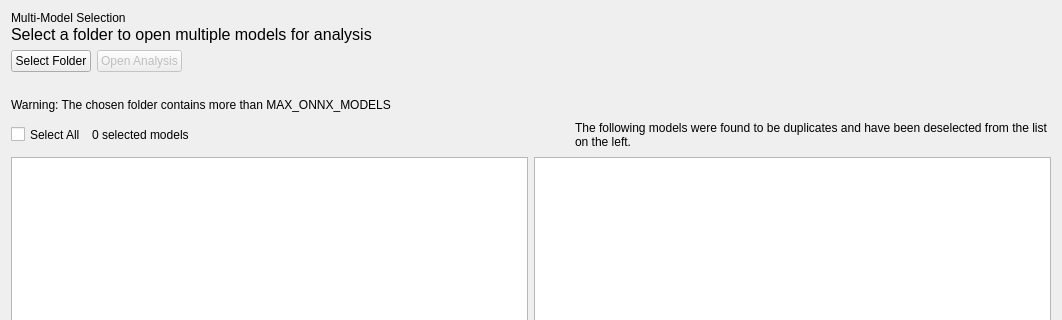
Qt form src/digest/ui/multimodelselection_page.ui (onnx/digestai) before a commit; both pictures show x 0 to 1062 and y 0 to 320 of the 1062 by 816 pixel window.
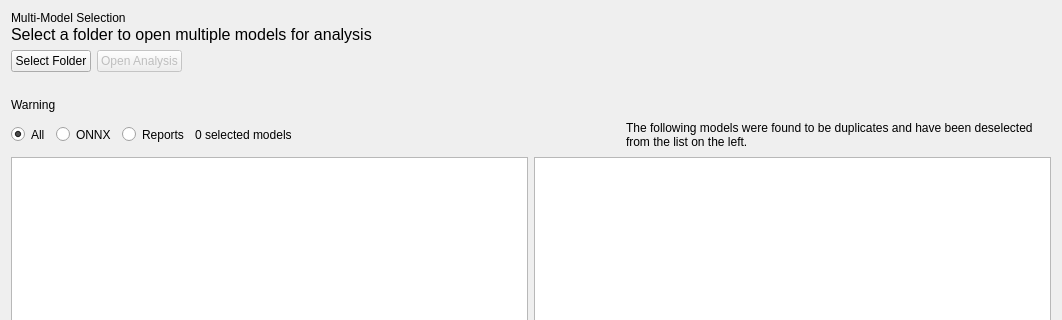
The same form after that commit.

Commit message: Code to validate report file - robust pixmap handling - better pixmap quality - copy png instead of grab() - scale loading gif - multimodel report support - recompiled gui with pyside6.8.1

Patch:
```diff
--- a/src/digest/ui/multimodelselection_page.ui
+++ b/src/digest/ui/multimodelselection_page.ui
@@ -128,7 +128,7 @@
       <string notr="true"/>
      </property>
      <property name="text">
-      <string>Warning: The chosen folder contains more than MAX_ONNX_MODELS</string>
+      <string>Warning</string>
      </property>
      <property name="margin">
       <number>2</number>
@@ -141,7 +141,7 @@
    <item>
     <layout class="QHBoxLayout" name="horizontalLayout_3">
      <item>
-      <widget class="QCheckBox" name="selectAllBox">
+      <widget class="QRadioButton" name="radioAll">
        <property name="sizePolicy">
         <sizepolicy hsizetype="Fixed" vsizetype="Fixed">
          <horstretch>0</horstretch>
@@ -161,7 +161,60 @@
         <string notr="true"/>
        </property>
        <property name="text">
-        <string>Select All</string>
+        <string>All</string>
+       </property>
+       <property name="checked">
+        <bool>true</bool>
+       </property>
+      </widget>
+     </item>
+     <item>
+      <widget class="QRadioButton" name="radioONNX">
+       <property name="sizePolicy">
+        <sizepolicy hsizetype="Fixed" vsizetype="Fixed">
+         <horstretch>0</horstretch>
+         <verstretch>0</verstretch>
+        </sizepolicy>
+       </property>
+       <property name="minimumSize">
+        <size>
+         <width>0</width>
+         <height>33</height>
+        </size>
+       </property>
+       <property name="autoFillBackground">
+        <bool>false</bool>
+       </property>
+       <property name="styleSheet">
+        <string notr="true"/>
+       </property>
+       <property name="text">
+        <string>ONNX</string>
+       </property>
+      </widget>
+     </item>
+     <item>
+      <widget class="QRadioButton" name="radioReports">
+       <property name="sizePolicy">
+        <sizepolicy hsizetype="Fixed" vsizetype="Fixed">
+         <horstretch>0</horstretch>
+         <verstretch>0</verstretch>
+        </sizepolicy>
+       </property>
+       <property name="minimumSize">
+        <size>
+         <width>0</width>
+         <height>33</height>
+        </size>
+       </property>
+       <property name="autoFillBackground">
+        <bool>false</bool>
+       </property>
+       <property name="styleSheet">
+        <string notr="true"/>
+       </property>
+       <property name="text">
+        <string>Reports</string>
        </property>
       </widget>
      </item>
```
Left out of the diff: 4 changed lines with no effect on the pictures. The commit also changes 22 other files.
